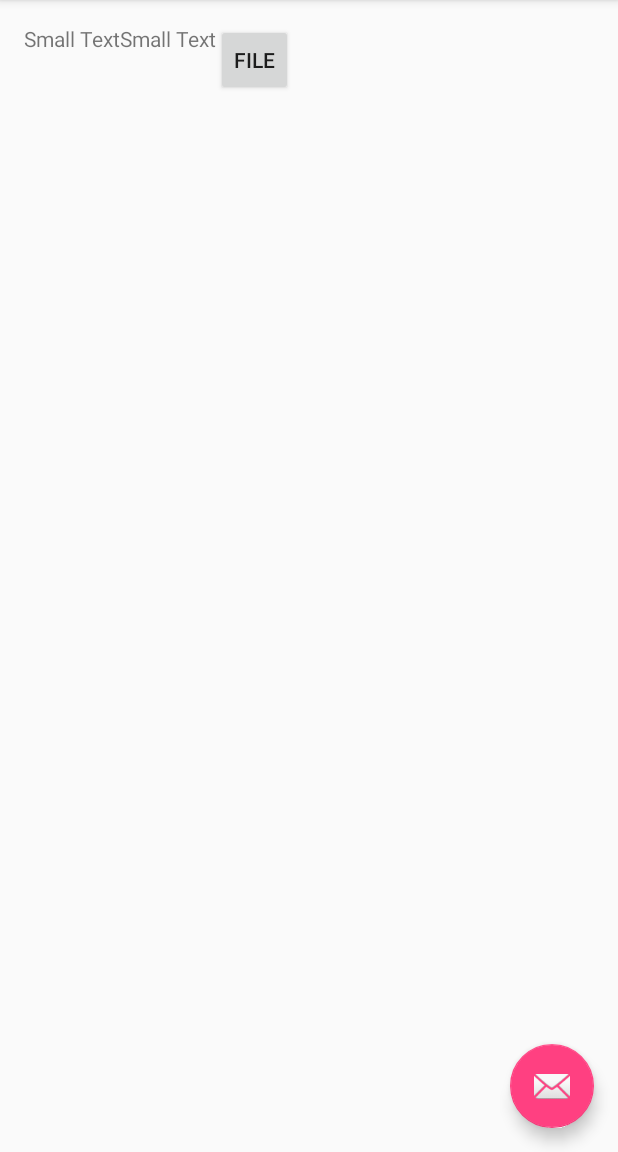
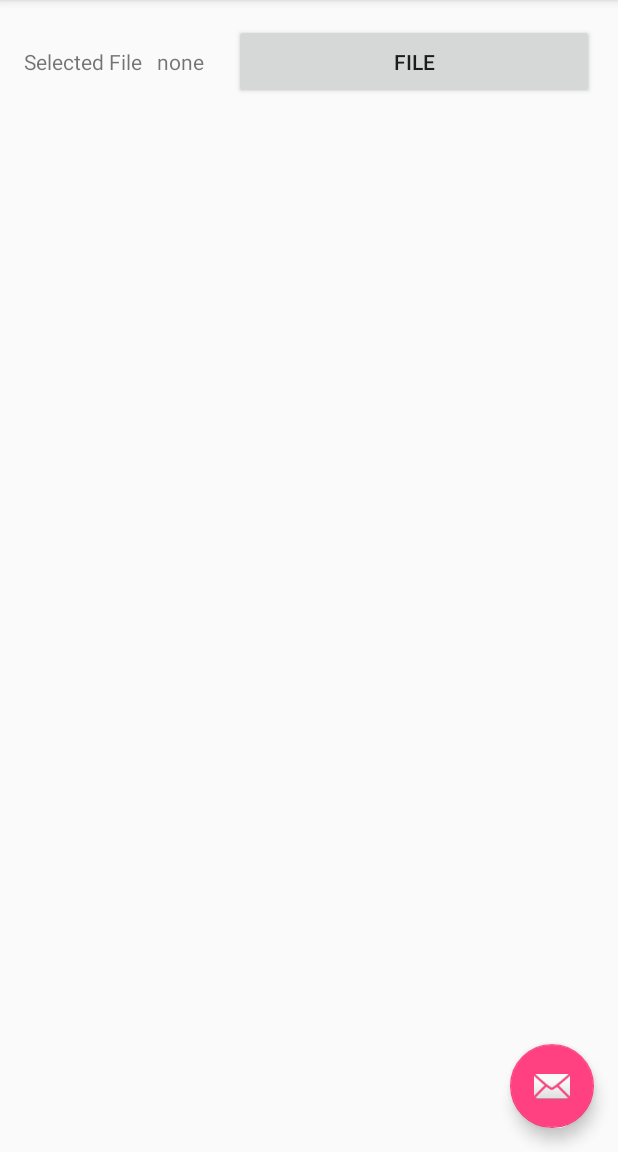
Before and after one commit to jesperancinha/image-train-filters-android, an Android app: the screen it shows after launch (MainActivity), on a phone screen of 412 x 824 dp, the part 84-1236 px from its top. Run offline under Robolectric (Android 15) with nearby library versions, the phone set to English and light mode, and no system bars.

Commit message:
SZ-N Image selection complete

```diff
--- a/app/src/main/java/com/steelzack/pencelizer/MainActivity.java
+++ b/app/src/main/java/com/steelzack/pencelizer/MainActivity.java
@@ -9,17 +9,24 @@ import android.support.v7.widget.Toolbar;
 import android.view.View;
 import android.view.Menu;
 import android.view.MenuItem;
+import android.widget.TextView;
+
+import com.steelzack.pencelizer.fileManager.FileManagerItem;
 
 public class MainActivity extends AppCompatActivity {
 
+    private FileManagerItem currentSelectedFile =null;
+
+
     @Override
     protected void onCreate(Bundle savedInstanceState) {
+
         super.onCreate(savedInstanceState);
         setContentView(R.layout.activity_main);
         Toolbar toolbar = (Toolbar) findViewById(R.id.toolbar);
         setSupportActionBar(toolbar);
 
-       FloatingActionButton fab = (FloatingActionButton) findViewById(R.id.fab);
+        FloatingActionButton fab = (FloatingActionButton) findViewById(R.id.fab);
         fab.setOnClickListener(new View.OnClickListener() {
             @Override
             public void onClick(View view) {
@@ -27,6 +34,15 @@ public class MainActivity extends AppCompatActivity {
                         .setAction("Action", null).show();
             }
         });
+
+        if (getIntent() != null && getIntent().getExtras() != null) {
+            final FileManagerItem fileManagerItem = (FileManagerItem) getIntent().getExtras().get("fileItem");
+            if (fileManagerItem != null) {
+                TextView currentFile = (TextView) findViewById(R.id.lblESelectedFile);
+                currentFile.setText(fileManagerItem.getFilename());
+                currentSelectedFile = fileManagerItem;
+            }
+        }
     }
 
     @Override
--- a/app/src/main/res/layout/content_main.xml
+++ b/app/src/main/res/layout/content_main.xml
@@ -13,28 +13,29 @@
     tools:showIn="@layout/activity_main"
     tools:context="com.steelzack.pencelizer.MainActivity">
 
-    <TableLayout
-        android:layout_width="match_parent"
-        android:layout_height="match_parent">
-
-        <TableRow
-            android:layout_width="match_parent"
-            android:layout_height="match_parent"
-            android:id="@+id/rowFile">
 
             <TextView
                 android:layout_width="wrap_content"
                 android:layout_height="wrap_content"
                 android:textAppearance="?android:attr/textAppearanceSmall"
-                android:text="Small Text"
-                android:id="@+id/textView" />
+                android:text="Selected File"
+                android:id="@+id/lblSelectedFile"
+                android:gravity="center_vertical"
+                android:height="50dp"
+                />
 
             <TextView
                 android:layout_width="wrap_content"
                 android:layout_height="wrap_content"
                 android:textAppearance="?android:attr/textAppearanceSmall"
-                android:text="Small Text"
-                android:id="@+id/textView2" />
+                android:text="none"
+                android:id="@+id/lblESelectedFile"
+                android:paddingLeft="10dp"
+                android:paddingRight="20dp"
+                android:layout_toRightOf="@id/lblSelectedFile"
+                android:gravity="center_vertical"
+                android:height="50dp"
+                />
 
             <Button
                 style="?android:attr/buttonStyleSmall"
@@ -43,8 +44,11 @@
                 android:text="File"
                 android:id="@+id/btnFindFile"
                 android:layout_gravity="right"
-                android:onClick="pFindFile"/>
-        </TableRow>
+                android:onClick="pFindFile"
+                android:singleLine="false"
+                android:layout_toRightOf="@id/lblESelectedFile"
+                android:layout_alignParentRight="true"
+                android:height="50dp"
+                />
 
-    </TableLayout>
 </RelativeLayout>
```
Also changed, not shown: app/src/main/java/com/steelzack/pencelizer/FileManagerActivity.java (+7 -1 lines), app/src/main/java/com/steelzack/pencelizer/fileManager/FileManagerItem.java (+5 -2 lines), app/src/main/res/layout/file_navigator.xml (+5 -3 lines).
